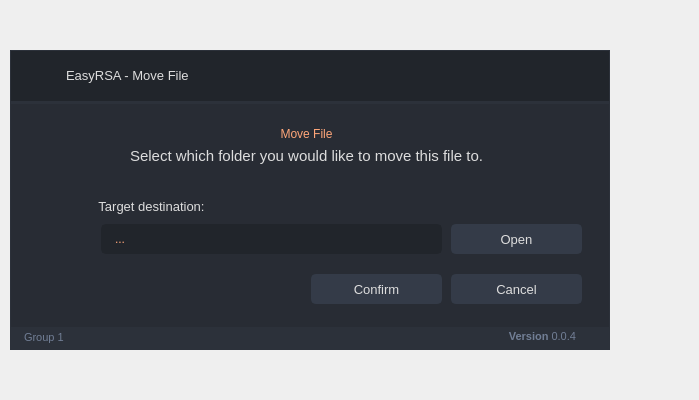
Above: UI/newMoveFile.ui from ameasere/EasyRSA before the change. Below: the same form after it.
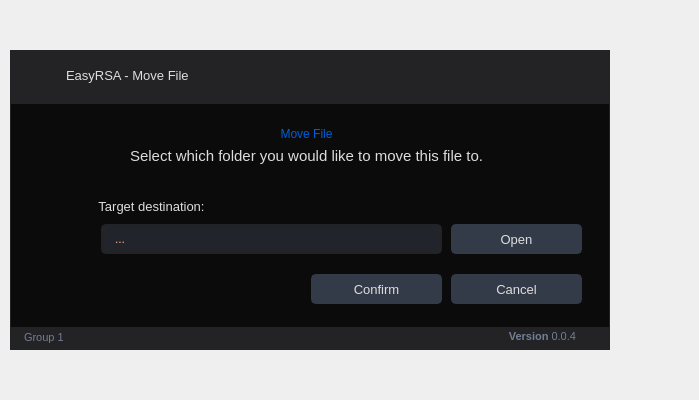
That is the form after the change. Icons and pictures are not drawn.

```diff
--- a/UI/newMoveFile.ui
+++ b/UI/newMoveFile.ui
@@ -60,27 +60,27 @@
 
 /* /////////////////////////////////////////////////////////////////////////////////////////////////
 Bg App */
-#bgApp {	
-	background-color: rgb(40, 44, 52);
-	border: 1px solid rgb(44, 49, 58);
+#bgApp {
+	background-color: rgb(11,11,11);
+	border: 1px solid rgb(35,35,38);
 }
 
 /* /////////////////////////////////////////////////////////////////////////////////////////////////
 Left Menu */
-#leftMenuBg {	
-	background-color: rgb(33, 37, 43);
+#leftMenuBg {
+	background-color: rgb(35,35,38);
 }
 #topLogo {
-	background-color: rgb(33, 37, 43);
+	background-color: rgb(35,35,38);
 	background-image: url(:/images/images/images/RSA30x30.png);
 	background-position: center;
 	background-repeat: no-repeat;
 }
 #titleLeftApp { font: 63 12pt &quot;Segoe UI Semibold&quot;; }
-#titleLeftDescription { font: 8pt &quot;Segoe UI&quot;; color: rgb(249, 203, 147); }
+#titleLeftDescription { font: 8pt &quot;Segoe UI&quot;; color: rgb(32, 124, 245); }
 
 /* MENUS */
-#topMenu .QPushButton {	
+#topMenu .QPushButton {
 	background-position: left center;
     background-repeat: no-repeat;
 	border: none;
@@ -96,7 +96,7 @@
 	background-color: rgb(249, 203, 147);
 	color: rgb(255, 255, 255);
 }
-#bottomMenu .QPushButton {	
+#bottomMenu .QPushButton {
 	background-position: left center;
     background-repeat: no-repeat;
 	border: none;
@@ -113,7 +113,7 @@
 	color: rgb(255, 255, 255);
 }
 #leftMenuFrame{
-	border-top: 3px solid rgb(44, 49, 58);
+	border-top: 3px solid rgb(35,35,38);
 }
 
 /* Toggle Button */
@@ -140,11 +140,11 @@
 
 /* /////////////////////////////////////////////////////////////////////////////////////////////////
 Extra Tab */
-#extraLeftBox {	
-	background-color: rgb(44, 49, 58);
+#extraLeftBox {
+	background-color: rgb(35,35,38);
 }
 #extraTopBg {
-	background-color: rgb(249, 203, 147);
+	background-color: rgb(32, 124, 245);
 }
 
 /* Icon */
@@ -164,7 +164,7 @@
 
 /* Extra Content */
 #extraContent{
-	border-top: 3px solid rgb(40, 44, 52);
+	border-top: 3px solid rgb(11,11,11);
 }
 
 /* Extra Top Menus */
@@ -187,11 +187,11 @@
 
 /* /////////////////////////////////////////////////////////////////////////////////////////////////
 Content App */
-#contentTopBg{	
-	background-color: rgb(33, 37, 43);
+#contentTopBg{
+	background-color: rgb(35,35,38);
 }
 #contentBottom{
-	border-top: 3px solid rgb(44, 49, 58);
+	border-top: 3px solid rgb(35,35,38);
 }
 
 /* Top Buttons */
@@ -200,16 +200,16 @@
 #rightButtons .QPushButton:pressed { background-color: rgb(23, 26, 30); border-style: solid; border-radius: 4px; }
 
 /* Theme Settings */
-#extraRightBox { background-color: rgb(44, 49, 58); }
-#themeSettingsTopDetail { background-color: rgb(249, 203, 147); }
+#extraRightBox { background-color: rgb(35,35,38); }
+#themeSettingsTopDetail { background-color: rgb(32, 124, 245); }
 
 /* Bottom Bar */
-#bottomBar { background-color: rgb(44, 49, 58); }
+#bottomBar { background-color: rgb(35,35,38); }
 #bottomBar QLabel { font-size: 11px; color: rgb(113, 126, 149); padding-left: 10px; padding-right: 10px; padding-bottom: 2px; }
 
 /* CONTENT SETTINGS */
 /* MENUS */
-#contentSettings .QPushButton {	
+#contentSettings .QPushButton {
 	background-position: left center;
     background-repeat: no-repeat;
 	border: none;
@@ -228,11 +228,11 @@
 
 /* /////////////////////////////////////////////////////////////////////////////////////////////////
 QTableWidget */
-QTableWidget {	
+QTableWidget {
 	background-color: transparent;
 	padding: 10px;
 	border-radius: 5px;
-	gridline-color: rgb(44, 49, 58);
+	gridline-color: rgb(35,35,38);
 	border-bottom: 1px solid rgb(44, 49, 60);
 }
 QTableWidget::item{
@@ -242,23 +242,23 @@
 	gridline-color: rgb(44, 49, 60);
 }
 QTableWidget::item:selected{
-	background-color: rgb(249, 203, 147);
+	background-color: rgb(32, 124, 245);
 }
 QHeaderView::section{
-	background-color: rgb(33, 37, 43);
+	background-color: rgb(35,35,38);
 	max-width: 30px;
-	border: 1px solid rgb(44, 49, 58);
+	border: 1px solid rgb(35,35,38);
 	border-style: none;
     border-bottom: 1px solid rgb(44, 49, 60);
     border-right: 1px solid rgb(44, 49, 60);
 }
-QTableWidget::horizontalHeader {	
-	background-color: rgb(33, 37, 43);
+QTableWidget::horizontalHeader {
+	background-color: rgb(35,35,38);
 }
 QHeaderView::section:horizontal
 {
-    border: 1px solid rgb(33, 37, 43);
-	background-color: rgb(33, 37, 43);
+    border: 1px solid rgb(35,35,38);
+	background-color: rgb(35,35,38);
 	padding: 3px;
 	border-top-left-radius: 7px;
     border-top-right-radius: 7px;
@@ -271,12 +271,12 @@
 /* /////////////////////////////////////////////////////////////////////////////////////////////////
 LineEdit */
 QLineEdit {
-	background-color: rgb(33, 37, 43);
+	background-color: rgb(35,35,38);
 	border-radius: 5px;
-	border: 2px solid rgb(33, 37, 43);
+	border: 2px solid rgb(35,35,38);
 	padding-left: 10px;
 	selection-color: rgb(255, 255, 255);
-	selection-background-color: rgb(255, 166, 121);
+	selection-background-color: rgb(0,94,217);
 }
 QLineEdit:hover {
 	border: 2px solid rgb(64, 71, 88);
@@ -292,7 +292,7 @@
 	border-radius: 5px;
 	padding: 10px;
 	selection-color: rgb(255, 255, 255);
-	selection-background-color: rgb(255, 166, 121);
+	selection-background-color: rgb(0,94,217);
 }
 QPlainTextEdit  QScrollBar:vertical {
     width: 8px;
@@ -317,7 +317,7 @@
 	border-radius: 0px;
 }
 QScrollBar::handle:horizontal {
-    background: rgb(249, 203, 147);
+    background: rgb(32, 124, 245);
     min-width: 25px;
 	border-radius: 4px;
 }
@@ -354,8 +354,8 @@
     margin: 21px 0 21px 0;
 	border-radius: 0px;
  }
- QScrollBar::handle:vertical {	
-	background: rgb(249, 203, 147);
+ QScrollBar::handle:vertical {
+	background: rgb(32, 124, 245);
     min-height: 25px;
 	border-radius: 4px;
  }
@@ -399,7 +399,7 @@
 }
 QCheckBox::indicator:checked {
     background: 3px solid rgb(52, 59, 72);
-	border: 3px solid rgb(52, 59, 72);	
+	border: 3px solid rgb(52, 59, 72);
 	background-image: url(:/icons/images/icons/cil-check-alt.png);
 }
 
@@ -417,7 +417,7 @@
 }
 QRadioButton::indicator:checked {
     background: 3px solid rgb(94, 106, 130);
-	border: 3px solid rgb(52, 59, 72);	
+	border: 3px solid rgb(52, 59, 72);
 }
 
 /* /////////////////////////////////////////////////////////////////////////////////////////////////
@@ -425,7 +425,7 @@
 QComboBox{
 	background-color: rgb(27, 29, 35);
 	border-radius: 5px;
-	border: 2px solid rgb(33, 37, 43);
+	border: 2px solid rgb(35,35,38);
 	padding: 5px;
 	padding-left: 10px;
 }
@@ -435,19 +435,19 @@
 QComboBox::drop-down {
 	subcontrol-origin: padding;
 	subcontrol-position: top right;
-	width: 25px; 
+	width: 25px;
 	border-left-width: 3px;
 	border-left-color: rgba(39, 44, 54, 150);
 	border-left-style: solid;
 	border-top-right-radius: 3px;
-	border-bottom-right-radius: 3px;	
+	border-bottom-right-radius: 3px;
 	background-image: url(:/icons/images/icons/cil-arrow-bottom.png);
 	background-position: center;
 	background-repeat: no-repeat;
  }
 QComboBox QAbstractItemView {
-	color: rgb(255, 166, 121);
-	background-color: rgb(33, 37, 43);
+	color: rgb(0,94,217);
+	background-color: rgb(35,35,38);
 	padding: 10px;
 	selection-background-color: rgb(39, 44, 54);
 }
@@ -464,7 +464,7 @@
 	background-color: rgb(55, 62, 76);
 }
 QSlider::handle:horizontal {
-    background-color: rgb(249, 203, 147);
+    background-color: rgb(32, 124, 245);
     border: none;
     height: 10px;
     width: 10px;
@@ -488,7 +488,7 @@
 	background-color: rgb(55, 62, 76);
 }
 QSlider::handle:vertical {
-    background-color: rgb(249, 203, 147);
+    background-color: rgb(32, 124, 245);
 	border: none;
     height: 10px;
     width: 10px;
@@ -504,8 +504,8 @@
 
 /* /////////////////////////////////////////////////////////////////////////////////////////////////
 CommandLinkButton */
-QCommandLinkButton {	
-	color: rgb(255, 166, 121);
+QCommandLinkButton {
+	color: rgb(0,94,217);
 	border-radius: 5px;
 	padding: 5px;
 }
@@ -522,7 +522,7 @@
 Button */
 #pagesContainer QPushButton {
 	border: 2px solid rgb(52, 59, 72);
-	border-radius: 5px;	
+	border-radius: 5px;
 	background-color: rgb(52, 59, 72);
 }
 #pagesContainer QPushButton:hover {
@@ -532,11 +532,7 @@
 #pagesContainer QPushButton:pressed {	
 	background-color: rgb(35, 40, 49);
 	border: 2px solid rgb(43, 50, 61);
-}
-
-
-
-</string>
+}</string>
    </property>
    <layout class="QVBoxLayout" name="appMargins">
     <property name="spacing">
@@ -986,7 +982,7 @@
                         </rect>
                        </property>
                        <property name="styleSheet">
-                        <string notr="true">font: 14pt &quot;Segoe UI&quot;; color: rgb(255, 166, 121);</string>
+                        <string notr="true">font: 14pt &quot;Segoe UI&quot;; color: rgb(0,94,217);</string>
                        </property>
                        <property name="lineWidth">
                         <number>1</number>
```
Left out of the diff: 50 changed lines with no effect on the pictures.
